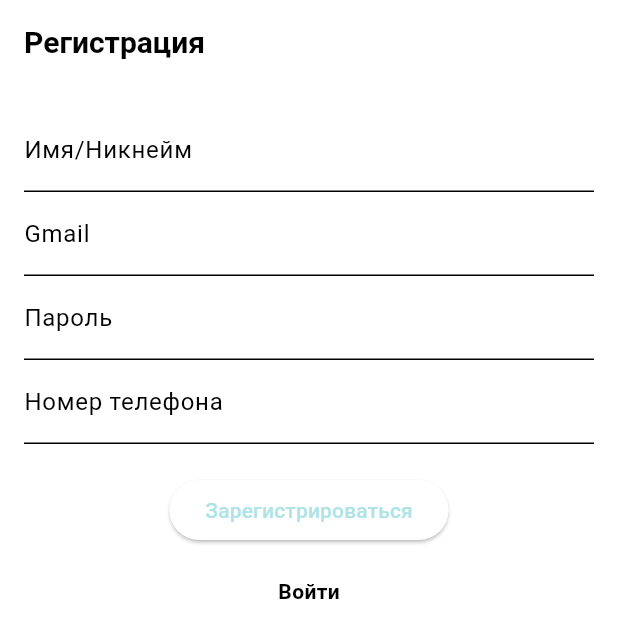
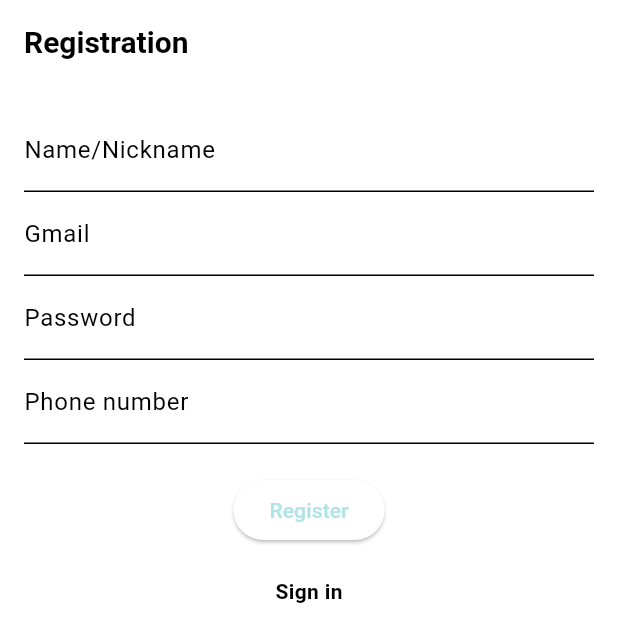
Before and after one commit to shaxabaxa1117/common_app_chat, a Flutter app: the screen it shows after launch, after a tap on "Register now", on a phone screen of 412 x 824 dp. Shown: the top 642 px of the screen. Run offline on Flutter 3.47's test engine with Material 3 defaults, Android fonts, the phone set to English and light mode, and no system bars; our stand-ins replace cloud_firestore, firebase_auth, firebase_core, lottie, shared_preferences; accounts and stored records are empty; network calls fail.

Commit message:
Added setting page, changing dark/light theme, added localization,

```diff
--- a/lib/config/theme/theme.dart
+++ b/lib/config/theme/theme.dart
@@ -46,6 +46,6 @@ final darkTheme = ThemeData(
   ),
   colorScheme:const ColorScheme.dark(
     primary: Color(0xFFB0E3E6), // Основной цвет
-    secondary: Color(0xFF99FF99), // Акцентный цвет
+    secondary: Color.fromARGB(255, 78, 78, 78), // Акцентный цвет
   ),
 );
--- a/lib/main.dart
+++ b/lib/main.dart
@@ -1,17 +1,22 @@
 import 'package:common_app_chat/app.dart';
+import 'package:common_app_chat/generated/l10n.dart';
 import 'package:common_app_chat/pages/auth/auth_gate.dart';
 import 'package:common_app_chat/config/theme/theme.dart';
 import 'package:common_app_chat/pages/main/friend_page.dart';
 import 'package:common_app_chat/pages/main/friend_requests_page.dart';
 import 'package:common_app_chat/pages/main/home_page.dart';
 import 'package:common_app_chat/pages/main/search_page.dart';
+import 'package:common_app_chat/pages/main/settings_page.dart';
 import 'package:common_app_chat/providers/auth_provider.dart';
 import 'package:common_app_chat/providers/chat_prvider.dart';
 import 'package:common_app_chat/providers/friend_requests_provider.dart';
 import 'package:common_app_chat/providers/friends_provider.dart';
+import 'package:common_app_chat/providers/locale_provider.dart';
 import 'package:common_app_chat/providers/search_provider.dart';
+import 'package:common_app_chat/providers/theme_provider.dart';
 import 'package:firebase_core/firebase_core.dart';
 import 'package:flutter/material.dart';
+import 'package:flutter_localizations/flutter_localizations.dart';
 import 'package:provider/provider.dart';
 
 void main() async {
@@ -26,6 +31,9 @@ void main() async {
         ChangeNotifierProvider(create: (context) => FriendsProvider()),
         ChangeNotifierProvider(create: (context) => SearchProvider()),
         ChangeNotifierProvider(create: (context) => ChatProvider()),
+        ChangeNotifierProvider(create: (context) => LocaleProvider()),
+        ChangeNotifierProvider(create: (context) => ThemeProvider()),
+
       ],
       child: const MyApp(),
     ),
@@ -37,17 +45,30 @@ class MyApp extends StatelessWidget {
 
   @override
   Widget build(BuildContext context) {
+     final localeProvider = Provider.of<LocaleProvider>(context);
+     final themeProvider = Provider.of<ThemeProvider>(context);
     return MaterialApp(
       debugShowCheckedModeBanner: false,
       routes: {
         '/home': (context) => const HomePage(),
-        '/search': (context) =>  SearchPage(),
+        '/search': (context) =>  const SearchPage(),
         '/request': (context) => const FriendRequestsPage(),
         '/friends': (context) => const FriendsPage(),
         '/login': (context) => const AuthGate(),
+        '/settings': (context) => const SettingsPage(),
+
       },
+
+         localizationsDelegates: const [
+        S.delegate, //! Генерированный класс для переводов
+        GlobalMaterialLocalizations.delegate,
+        GlobalWidgetsLocalizations.delegate,
+        GlobalCupertinoLocalizations.delegate,
+      ],
+      supportedLocales: S.delegate.supportedLocales,
+      locale: localeProvider.locale,
       title: 'Flutter Demo',
-      theme: lightTheme,
+      theme:  themeProvider.isDarkMode ? darkTheme : lightTheme,
       home: const MainAppWidget(),
     );
   }
--- a/lib/pages/auth/auth_gate.dart
+++ b/lib/pages/auth/auth_gate.dart
@@ -13,16 +13,13 @@ class AuthGate extends StatelessWidget {
       builder: (context, snapshot) {
 
         if (snapshot.hasData) {
-          return HomePage();
+          return const HomePage();
         }else{
 
 return const LoginOrRegister();
 
         }
 
-
-
-
       },
     );
   }
--- a/lib/pages/auth/logIn_page.dart
+++ b/lib/pages/auth/logIn_page.dart
@@ -1,6 +1,7 @@
 import 'package:flutter/material.dart';
 import 'package:provider/provider.dart';
 import 'package:common_app_chat/providers/auth_provider.dart';
+import 'package:common_app_chat/generated/l10n.dart';
 
 class LoginPage extends StatelessWidget {
   final TextEditingController _emailController = TextEditingController();
@@ -25,7 +26,7 @@ class LoginPage extends StatelessWidget {
           ),
           const SizedBox(height: 20),
           Text(
-            'Welcome back, you\'ve been missed!',
+            S.of(context).welcomeMessage,
             style: TextStyle(
               color: Theme.of(context).colorScheme.primary,
               fontSize: 16,
@@ -34,12 +35,12 @@ class LoginPage extends StatelessWidget {
           const SizedBox(height: 15),
           TextField(
             controller: _emailController,
-            decoration: const InputDecoration(hintText: 'Email'),
+            decoration: InputDecoration(hintText: S.of(context).emailHint),
           ),
           const SizedBox(height: 10),
           TextField(
             controller: _passwordController,
-            decoration: const InputDecoration(hintText: 'Password'),
+            decoration: InputDecoration(hintText: S.of(context).passwordHint),
             obscureText: true,
           ),
           const SizedBox(height: 20),
@@ -55,20 +56,20 @@ class LoginPage extends StatelessWidget {
                 showDialog(
                   context: context,
                   builder: (context) => AlertDialog(
-                    title: const Text('Error'),
+                    title: Text(S.of(context).errorTitle),
                     content: Text(e.toString()),
                   ),
                 );
               }
             },
-            child: const Text('Login'),
+            child: Text(S.of(context).loginButton),
           ),
           const SizedBox(height: 20),
           GestureDetector(
             onTap: onTap,
-            child: const Text(
-              'Register now',
-              style: TextStyle(fontWeight: FontWeight.bold),
+            child: Text(
+              S.of(context).registerNow,
+              style: const TextStyle(fontWeight: FontWeight.bold),
             ),
           ),
         ],
--- a/lib/pages/auth/register_page.dart
+++ b/lib/pages/auth/register_page.dart
@@ -1,6 +1,7 @@
 import 'package:flutter/material.dart';
 import 'package:provider/provider.dart';
 import 'package:common_app_chat/providers/auth_provider.dart';
+import 'package:common_app_chat/generated/l10n.dart';
 
 class RegisterPage extends StatelessWidget {
   final TextEditingController emailController = TextEditingController();
@@ -16,34 +17,33 @@ class RegisterPage extends StatelessWidget {
     final authProvider = Provider.of<AuthProvider>(context);
 
     return Scaffold(
-      appBar: AppBar(title: const Text('Регистрация')),
+      appBar: AppBar(title: Text(S.of(context).registerTitle)),
       body: Padding(
         padding: const EdgeInsets.all(16.0),
         child: Column(
           children: [
             TextField(
               controller: usernameController,
-              decoration: const InputDecoration(labelText: 'Имя/Никнейм'),
+              decoration:
+                  InputDecoration(labelText: S.of(context).usernameHint),
             ),
             TextField(
               controller: emailController,
-              decoration: const InputDecoration(labelText: 'Gmail'),
+              decoration: InputDecoration(labelText: S.of(context).gmailHint),
             ),
             TextField(
               controller: passwordController,
-              decoration: const InputDecoration(labelText: 'Пароль'),
+              decoration:
+                  InputDecoration(labelText: S.of(context).passwordHint),
               obscureText: true,
             ),
             TextField(
               controller: phoneController,
-              decoration: const InputDecoration(labelText: 'Номер телефона'),
+              decoration: InputDecoration(labelText: S.of(context).phoneHint),
             ),
             const SizedBox(height: 20),
             ElevatedButton(
               onPressed: () async {
-                // Сохраняем текущий контекст
-
-
                 try {
                   await authProvider.register(
                     emailController.text,
@@ -54,31 +54,29 @@ class RegisterPage extends StatelessWidget {
                         : null,
                   );
 
-                  // Навигация в случае успеха
                   if (context.mounted) {
                     Navigator.pushReplacementNamed(context, '/home');
                   }
                 } catch (e) {
-                  // Показываем ошибку в сохранённом контексте
                   if (context.mounted) {
                     showDialog(
                       context: context,
                       builder: (context) => AlertDialog(
-                        title: const Text('Ошибка'),
+                        title: Text(S.of(context).errorTitle),
                         content: Text(e.toString()),
                       ),
                     );
                   }
                 }
               },
-              child: const Text('Зарегистрироваться'),
+              child: Text(S.of(context).registerButton),
             ),
             const SizedBox(height: 20),
             GestureDetector(
               onTap: onTap,
-              child: const Text(
-                'Войти',
-                style: TextStyle(fontWeight: FontWeight.bold),
+              child: Text(
+                S.of(context).alreadyHaveAccount,
+                style: const TextStyle(fontWeight: FontWeight.bold),
               ),
             ),
           ],
--- /dev/null
+++ b/lib/providers/locale_provider.dart
@@ -0,0 +1,38 @@
+import 'package:flutter/material.dart';
+import 'package:shared_preferences/shared_preferences.dart';
+
+class LocaleProvider with ChangeNotifier {
+  Locale? _locale;
+
+  Locale? get locale => _locale;
+
+  LocaleProvider() {
+    _loadLocale(); // Загружаем сохранённый язык при инициализации
+  }
+
+  Future<void> setLocale(Locale locale) async {
+    _locale = locale;
+    notifyListeners();
+
+    final prefs = await SharedPreferences.getInstance();
+    await prefs.setString('languageCode', locale.languageCode);
+  }
+
+  Future<void> _loadLocale() async {
+    final prefs = await SharedPreferences.getInstance();
+    final languageCode = prefs.getString('languageCode');
+
+    if (languageCode != null) {
+      _locale = Locale(languageCode);
+      notifyListeners();
+    }
+  }
+
+  void clearLocale() async {
+    _locale = null;
+    notifyListeners();
+
+    final prefs = await SharedPreferences.getInstance();
+    await prefs.remove('languageCode');
+  }
+}
--- /dev/null
+++ b/lib/providers/theme_provider.dart
@@ -0,0 +1,26 @@
+import 'package:flutter/material.dart';
+import 'package:shared_preferences/shared_preferences.dart';
+
+class ThemeProvider with ChangeNotifier {
+  bool _isDarkMode = false;
+
+  bool get isDarkMode => _isDarkMode;
+
+  ThemeProvider() {
+    _loadTheme(); // Загружаем сохранённую тему при инициализации
+  }
+
+  Future<void> toggleTheme() async {
+    _isDarkMode = !_isDarkMode;
+    notifyListeners();
+
+    final prefs = await SharedPreferences.getInstance();
+    await prefs.setBool('isDarkMode', _isDarkMode);
+  }
+
+  Future<void> _loadTheme() async {
+    final prefs = await SharedPreferences.getInstance();
+    _isDarkMode = prefs.getBool('isDarkMode') ?? false;
+    notifyListeners();
+  }
+}
```
Also changed, not shown: lib/components/my_drawer.dart (+24 -21 lines), lib/l10n/intl_en.arb (added, +44 -0 lines), lib/l10n/intl_ru.arb (added, +44 -0 lines), lib/pages/main/friend_page.dart (+15 -9 lines), lib/pages/main/friend_requests_page.dart (+8 -7 lines), lib/pages/main/home_page.dart (+30 -9 lines), lib/pages/main/search_page.dart (+7 -7 lines), lib/pages/main/settings_page.dart (added, +67 -0 lines), pubspec.yaml (+5 -2 lines), lib/generated/intl/messages_all.dart (added), lib/generated/intl/messages_en.dart (added), lib/generated/intl/messages_ru.dart (added), lib/generated/l10n.dart (added), pubspec.lock, 3 other files.
